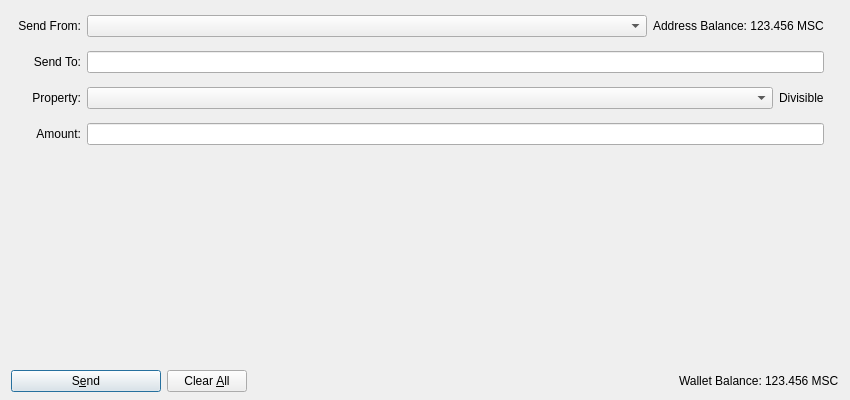
Above: src/qt/forms/sendmpdialog.ui from zathras-crypto/mastercore before the change. Below: the same form after it.
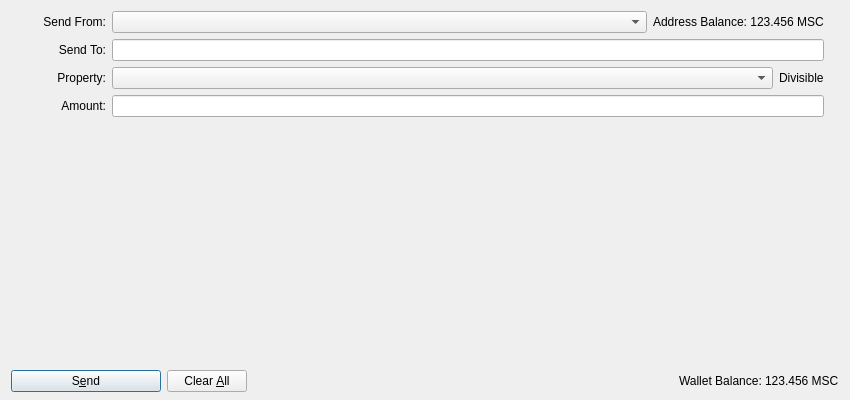
That is the form after the change. Icons and pictures are not drawn.

Commit message: Take in some of Faiz's code, clean up forms, add property selection etc

```diff
--- a/src/qt/forms/sendmpdialog.ui
+++ b/src/qt/forms/sendmpdialog.ui
@@ -13,6 +13,9 @@
   <property name="windowTitle">
    <string>Send Coins</string>
   </property>
+  <property name="autoFillBackground">
+   <bool>true</bool>
+  </property>
   <layout class="QVBoxLayout" name="verticalLayout" stretch="1,0">
    <property name="bottomMargin">
     <number>8</number>
@@ -62,8 +65,8 @@
            </property>
            <property name="minimumSize">
             <size>
-             <width>70</width>
-             <height>30</height>
+             <width>95</width>
+             <height>0</height>
             </size>
            </property>
            <property name="text">
@@ -72,6 +75,9 @@
            <property name="alignment">
             <set>Qt::AlignRight|Qt::AlignTrailing|Qt::AlignVCenter</set>
            </property>
+           <property name="margin">
+            <number>8</number>
+           </property>
           </widget>
          </item>
          <item>
@@ -115,8 +121,8 @@
           <widget class="QLabel" name="sendToLabel">
            <property name="minimumSize">
             <size>
-             <width>70</width>
-             <height>30</height>
+             <width>95</width>
+             <height>0</height>
             </size>
            </property>
            <property name="layoutDirection">
@@ -128,6 +134,9 @@
            <property name="alignment">
             <set>Qt::AlignRight|Qt::AlignTrailing|Qt::AlignVCenter</set>
            </property>
+           <property name="margin">
+            <number>8</number>
+           </property>
           </widget>
          </item>
          <item>
@@ -160,8 +169,8 @@
           <widget class="QLabel" name="propertyLabel">
            <property name="minimumSize">
             <size>
-             <width>70</width>
-             <height>30</height>
+             <width>95</width>
+             <height>0</height>
             </size>
            </property>
            <property name="text">
@@ -170,6 +179,9 @@
            <property name="alignment">
             <set>Qt::AlignRight|Qt::AlignTrailing|Qt::AlignVCenter</set>
            </property>
+           <property name="margin">
+            <number>8</number>
+           </property>
           </widget>
          </item>
          <item>
@@ -216,8 +228,8 @@
           <widget class="QLabel" name="amountLabel">
            <property name="minimumSize">
             <size>
-             <width>70</width>
-             <height>30</height>
+             <width>95</width>
+             <height>0</height>
             </size>
            </property>
            <property name="text">
@@ -226,6 +238,9 @@
            <property name="alignment">
             <set>Qt::AlignRight|Qt::AlignTrailing|Qt::AlignVCenter</set>
            </property>
+           <property name="margin">
+            <number>8</number>
+           </property>
           </widget>
          </item>
          <item>
```
Left out of the diff: 2 changed lines with no effect on the pictures. The commit also changes 5 other files.
